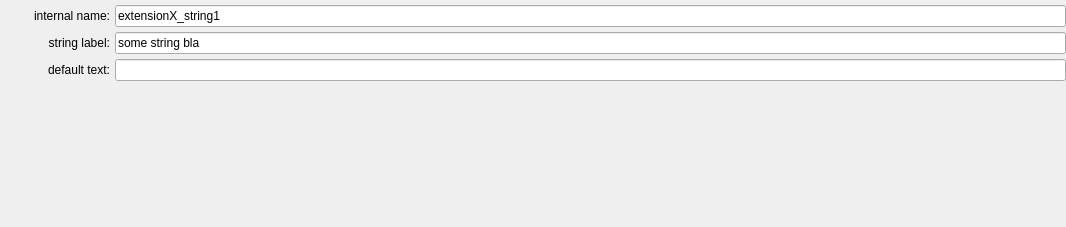
Above: ui/a2ctrl/string_edit.ui from ewerybody/a2 before the change. Below: the same form after it.
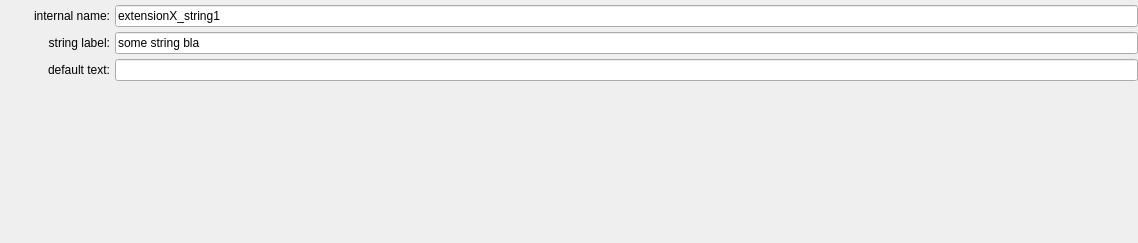
That is the form after the change.

Patch:
```diff
--- a/ui/a2ctrl/string_edit.ui
+++ b/ui/a2ctrl/string_edit.ui
@@ -6,8 +6,8 @@
    <rect>
     <x>0</x>
     <y>0</y>
-    <width>1066</width>
-    <height>227</height>
+    <width>1138</width>
+    <height>243</height>
    </rect>
   </property>
   <property name="windowTitle">
```
Left out of the diff: 2 changed lines with no effect on the pictures.
